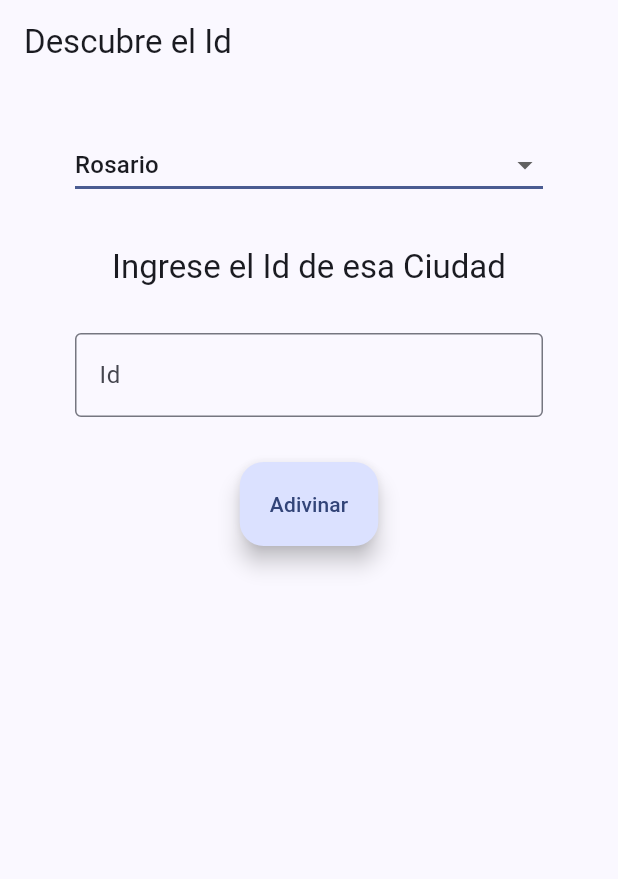
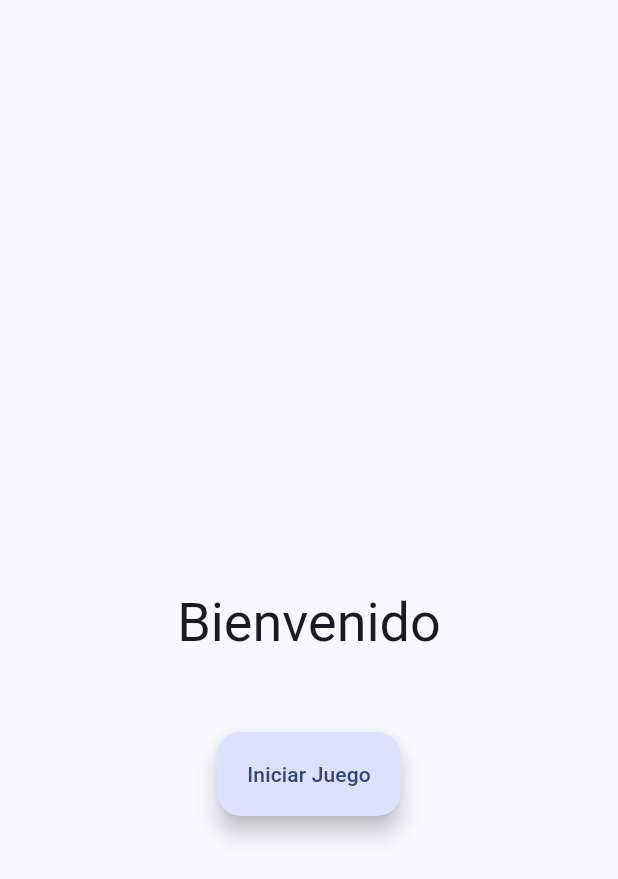
Before and after one commit to Bureau536/guess_id, a Flutter app: the screen it shows after launch, on a phone screen of 412 x 824 dp. Shown: the top 879 px of the screen. Run offline on Flutter 3.47's test engine with Material 3 defaults, Android fonts, the phone set to English and light mode, and no system bars; our stand-ins replace flutter_bloc; missing offline and left inert: back_button_interceptor.

Commit message:
Squashed commit of the following:
commit aea60c05ca4dd9d1b7680adb90f935d961549930
Author: Bureau536 <g.bureau15@gmail.com>
Date:   Thu Nov 21 00:01:27 2024 -0300

    Update

commit 4b31f9ebd4a5f08f7ffb52475555c01df6cfed10
Author: Bureau536 <g.bureau15@gmail.com>
Date:   Wed Nov 20 20:13:53 2024 -0300

    Update

commit 94df43d08b05318ca6f8983f308fbc6e760d08fb
Author: Bureau536 <g.bureau15@gmail.com>
Date:   Wed Nov 20 19:26:57 2024 -0300

    Update

commit 34af1338dbd2a96c75217cf8136323b60154d677
Author: Bureau536 <g.bureau15@gmail.com>
Date:   Wed Nov 20 19:12:01 2024 -0300

    Update

```diff
--- a/lib/config/router/app_router.dart
+++ b/lib/config/router/app_router.dart
@@ -1,13 +1 @@
-import 'package:guess_id/presentation/screens/screens.dart';
-import 'package:go_router/go_router.dart';
-
-final appRouter = GoRouter(routes: [
-  GoRoute(
-    path: '/',
-    builder: (context, state) => const HomeScreen(),
-  ),
-  GoRoute(
-    path: '/success',
-    builder: (context, state) => const SuccessScreen(),
-  ),
-]);
+// TODO Implement this library.
--- a/lib/main.dart
+++ b/lib/main.dart
@@ -1,8 +1,8 @@
 import 'package:flutter/material.dart';
 import 'package:flutter_bloc/flutter_bloc.dart';
-import 'package:guess_id/config/router/app_router.dart';
 import 'package:guess_id/config/theme/app_theme.dart';
 import 'package:guess_id/presentation/blocs/guess/guess_bloc.dart';
+import 'package:guess_id/presentation/screens/home_screen.dart';
 
 void main() {
   runApp(const MainApp());
@@ -15,10 +15,10 @@ class MainApp extends StatelessWidget {
   Widget build(BuildContext context) {
     return BlocProvider(
       create: (context) => GuessBloc(),
-      child: MaterialApp.router(
-        routerConfig: appRouter,
+      child: MaterialApp(
         debugShowCheckedModeBanner: false,
         theme: AppTheme().getTheme(),
+        home: const HomeScreen(),
       ),
     );
   }
--- a/lib/presentation/blocs/guess/guess_bloc.dart
+++ b/lib/presentation/blocs/guess/guess_bloc.dart
@@ -1,5 +1,4 @@
 import 'package:flutter_bloc/flutter_bloc.dart';
-import 'package:equatable/equatable.dart';
 
 part 'guess_event.dart';
 part 'guess_state.dart';
@@ -15,32 +14,41 @@ final Map<String, int> cities = {
 };
 
 class GuessBloc extends Bloc<GuessEvent, GuessState> {
-  GuessBloc()
-      : super(GuessState(
-          selectedCity: cities.keys.first,
-        )) {
-    on<CitySelected>(_onCitySelected);
-    on<GuessSubmitted>(_onGuessSubmitted);
+  GuessBloc() : super(GuessInitial()) {
+    on<GameStartedEvent>(_onGameStartedEventHandler);
+    on<GuessSubmittedEvent>(_onGuessSubmittedEventHandler);
+    on<CitySelectedEvent>(_onCitySelectedEventHandler);
+    on<GoBackEvent>(_onGoBackEventHandler);
   }
 
-  void _onCitySelected(CitySelected event, Emitter<GuessState> emit) {
-    emit(state.copyWith(selectedCity: event.city));
+  void _onGameStartedEventHandler(
+      GameStartedEvent event, Emitter<GuessState> emit) {
+    emit(GuessGameStarted(selectedCity: cities.keys.first));
   }
 
-  void _onGuessSubmitted(GuessSubmitted event, Emitter<GuessState> emit) {
-    final correctId = cities[state.selectedCity];
-    final attempts = state.attempts + 1;
+  void _onGuessSubmittedEventHandler(
+      GuessSubmittedEvent event, Emitter<GuessState> emit) {
+    if (state is! GuessGameStarted) {
+      return;
+    }
+    var stateNow = state as GuessGameStarted;
+    final correctId = cities[stateNow.selectedCity];
+    final attempts = stateNow.attempts + 1;
 
-    if (event.guessedId == correctId) {
-      emit(state.copyWith(
+    if (event.id == correctId) {
+      emit(GuessSuccess(attempts));
+    } else {
+      emit(stateNow.copyWith(
         attempts: attempts,
-        success: true,
-      ));
-    } else {
-      emit(state.copyWith(
-        attempts: attempts,
-        success: false,
       ));
     }
   }
+
+  void _onCitySelectedEventHandler(
+      CitySelectedEvent event, Emitter<GuessState> emit) {
+    emit((state as GuessGameStarted).copyWith(selectedCity: event.city));
+    // emit(GuessGameStarted(selectedCity: event.city, attempts: 0)); // En caso de que se requiera reiniciar los attempts al cambiar la ciudad.
+  }
+
+  void _onGoBackEventHandler(GoBackEvent event, Emitter<GuessState> emit) {}
 }
--- a/lib/presentation/blocs/guess/guess_event.dart
+++ b/lib/presentation/blocs/guess/guess_event.dart
@@ -1,23 +1,18 @@
 part of 'guess_bloc.dart';
 
-abstract class GuessEvent extends Equatable {
-  const GuessEvent();
+sealed class GuessEvent {}
+
+final class GameStartedEvent extends GuessEvent {}
+
+final class GuessSubmittedEvent extends GuessEvent {
+  final int id;
+  GuessSubmittedEvent(this.id);
 }
 
-class CitySelected extends GuessEvent {
+final class CitySelectedEvent extends GuessEvent {
   final String city;
 
-  const CitySelected(this.city);
-
-  @override
-  List<Object> get props => [city];
+  CitySelectedEvent(this.city);
 }
 
-class GuessSubmitted extends GuessEvent {
-  final int guessedId;
-
-  const GuessSubmitted(this.guessedId);
-
-  @override
-  List<Object> get props => [guessedId];
-}
+final class GoBackEvent extends GuessEvent {}
--- a/lib/presentation/blocs/guess/guess_state.dart
+++ b/lib/presentation/blocs/guess/guess_state.dart
@@ -1,30 +1,29 @@
 part of 'guess_bloc.dart';
 
-class GuessState extends Equatable {
+sealed class GuessState {}
+
+final class GuessInitial extends GuessState {}
+
+final class GuessGameStarted extends GuessState {
   final String selectedCity;
   final int attempts;
-  final int guessedId;
-  final bool success;
 
-  const GuessState({
+  GuessGameStarted({
     required this.selectedCity,
     this.attempts = 0,
-    this.guessedId = 0,
-    this.success = false,
   });
 
-  GuessState copyWith({
+  GuessGameStarted copyWith({
     String? selectedCity,
     int? attempts,
-    int? guessedId,
-    bool? success,
   }) =>
-      GuessState(
+      GuessGameStarted(
           selectedCity: selectedCity ?? this.selectedCity,
-          attempts: attempts ?? this.attempts,
-          guessedId: guessedId ?? this.guessedId,
-          success: success ?? this.success);
+          attempts: attempts ?? this.attempts);
+}
 
-  @override
-  List<Object> get props => [selectedCity, attempts, guessedId, success];
+final class GuessSuccess extends GuessState {
+  final int totalAttempts;
+
+  GuessSuccess(this.totalAttempts);
 }
--- a/lib/presentation/screens/home_screen.dart
+++ b/lib/presentation/screens/home_screen.dart
@@ -1,68 +1,52 @@
 import 'package:flutter/material.dart';
 import 'package:flutter_bloc/flutter_bloc.dart';
-import 'package:go_router/go_router.dart';
-import 'package:guess_id/presentation/widgets/dropdown.dart';
 import 'package:guess_id/presentation/blocs/guess/guess_bloc.dart';
-import 'package:guess_id/presentation/widgets/id_form.dart';
+import 'package:guess_id/presentation/widgets/guess_game.dart';
+import 'package:guess_id/presentation/widgets/start.dart';
+import 'package:guess_id/presentation/widgets/success.dart';
 
-class HomeScreen extends StatelessWidget {
-  const HomeScreen({super.key});
+class HomeScreen extends StatefulWidget {
+  const HomeScreen({
+    super.key,
+  });
 
-  void onSelected(BuildContext context, String city) {
-    context.read<GuessBloc>().add(CitySelected(city));
-  }
+  @override
+  State<HomeScreen> createState() => _HomeScreen();
+}
 
-  void onGuessSubmitted(BuildContext context, int guessedId) {
-    context.read<GuessBloc>().add(GuessSubmitted(guessedId));
+class _HomeScreen extends State<HomeScreen> {
+  void interceptor() {
+    if (context.read<GuessBloc>().state is GuessGameStarted) {
+      return context.read<GuessBloc>().add(GameStartedEvent());
+    }
   }
 
   @override
   Widget build(BuildContext context) {
     return Scaffold(
       appBar: AppBar(
-        title: const Text('Descubre el Id'),
+        title: BlocBuilder<GuessBloc, GuessState>(
+          builder: (context, state) {
+            if (state is GuessSuccess) {
+              return const Text('Acertaste!');
+            }
+            if (state is GuessGameStarted) {
+              return const Text('Descubre el Id');
+            }
+            return const Text('');
+          },
+        ),
       ),
-      body: BlocConsumer<GuessBloc, GuessState>(
-        listener: (context, state) {
-          if (state.success) {
-            GoRouter.of(context).push('/success');
-          }
-        },
-        builder: (context, state) {
-          return SingleChildScrollView(
-            child: Padding(
-              padding: const EdgeInsets.symmetric(horizontal: 50, vertical: 30),
-              child: Column(
-                mainAxisAlignment: MainAxisAlignment.start,
-                children: [
-                  Dropdown(
-                    selectedItem: state.selectedCity,
-                    items: cities,
-                    onSelected: (value) => onSelected(context, value!),
-                  ),
-                  const SizedBox(height: 30),
-                  Text(
-                    'Ingrese el Id de esa Ciudad',
-                    style: Theme.of(context).textTheme.titleLarge,
-                  ),
-                  const SizedBox(height: 30),
-                  IdForm(
-                    onGuessSubmitted: (guessedId) =>
-                        onGuessSubmitted(context, guessedId),
-                  ),
-                  const SizedBox(height: 30),
-                  if (state.attempts >= 1)
-                    Text(
-                      "Id Ingresado Incorrecto.\n Ya ha intentado: ${state.attempts} ${state.attempts == 1 ? 'vez' : 'veces'}",
-                      textAlign: TextAlign.center,
-                      style: Theme.of(context).textTheme.bodyLarge,
-                    ),
-                ],
-              ),
-            ),
-          );
-        },
-      ),
+      body: BlocBuilder<GuessBloc, GuessState>(builder: (context, state) {
+        if (state is GuessSuccess) {
+          return const Success();
+        }
+
+        if (state is GuessGameStarted) {
+          return const GuessGame();
+        }
+        return const Start();
+      }),
     );
   }
 }
--- a/lib/presentation/screens/screens.dart
+++ /dev/null
@@ -1,2 +0,0 @@
-export 'home_screen.dart';
-export 'success_screen.dart';
--- /dev/null
+++ b/lib/presentation/widgets/start.dart
@@ -0,0 +1,37 @@
+import 'package:flutter/material.dart';
+import 'package:flutter_bloc/flutter_bloc.dart';
+import 'package:guess_id/presentation/blocs/guess/guess_bloc.dart';
+
+class Start extends StatelessWidget {
+  const Start({super.key});
+
+  void onGameStart(BuildContext context) {
+    context.read<GuessBloc>().add(GameStartedEvent());
+  }
+
+  @override
+  Widget build(BuildContext context) {
+    return Scaffold(
+      appBar: AppBar(),
+      body: Column(
+        mainAxisAlignment: MainAxisAlignment.center,
+        children: [
+          Center(
+            child: Text(
+              'Bienvenido',
+              style: Theme.of(context)
+                  .textTheme
+                  .titleLarge
+                  ?.copyWith(fontSize: 36),
+            ),
+          ),
+          const SizedBox(height: 50),
+          FloatingActionButton.extended(
+            onPressed: () => onGameStart(context),
+            label: const Text('Iniciar Juego'),
+          ),
+        ],
+      ),
+    );
+  }
+}
--- a/pubspec.yaml
+++ b/pubspec.yaml
@@ -7,6 +7,7 @@ environment:
   sdk: ^3.5.3
 
 dependencies:
+  back_button_interceptor: ^8.0.0
   equatable: ^2.0.5
   flutter:
     sdk: flutter
```
Also changed, not shown: lib/presentation/screens/success_screen.dart (deleted, +0 -40 lines), lib/presentation/widgets/guess_game.dart (added, +83 -0 lines), lib/presentation/widgets/success.dart (added, +39 -0 lines).
